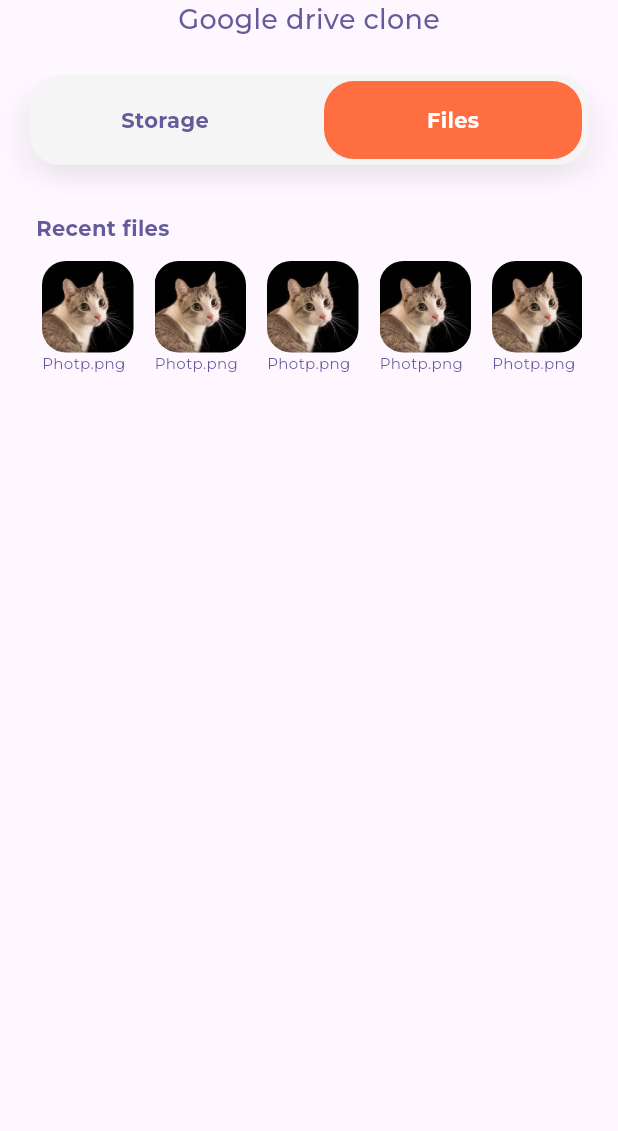
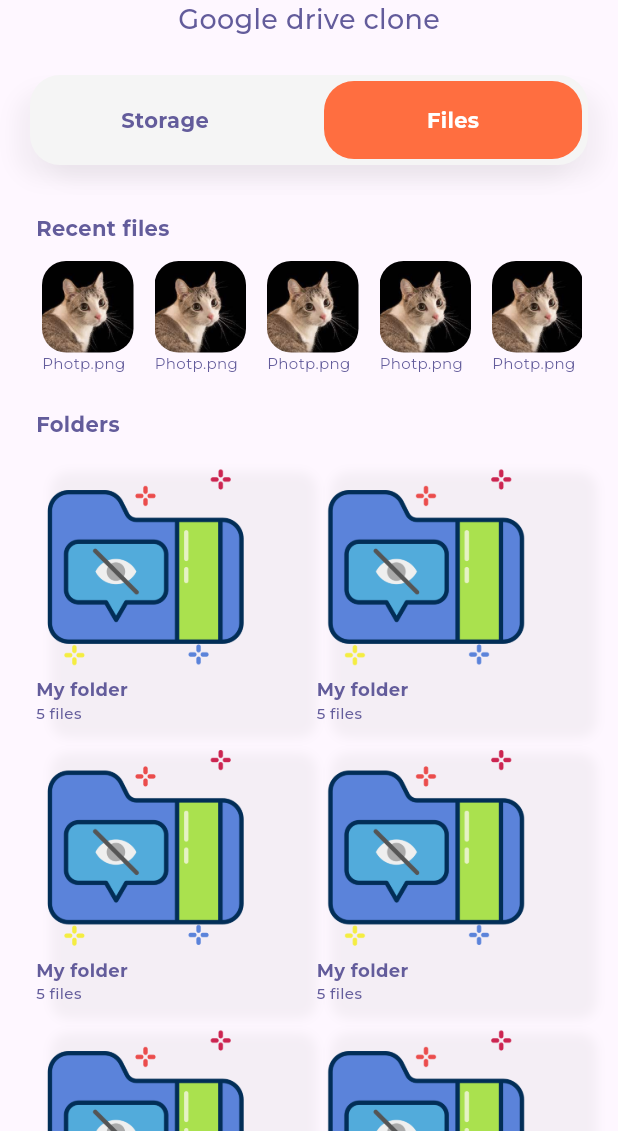
Before and after one commit to MohammedGhazaly/drivey, a Flutter app: the screen it shows once a user with an empty profile is signed in, after a tap on "Files", on a phone screen of 412 x 824 dp, the part 105-1236 px from its top. Run offline on Flutter 3.47's test engine with Material 3 defaults, Android fonts, the light colour scheme and no system bars; our stand-ins replace cached_network_image, cloud_firestore, eva_icons_flutter, firebase_auth, firebase_core, get and 2 more; accounts and stored records are empty.

Commit message:
Added folders gridview

```diff
--- a/lib/screens/files_screen.dart
+++ b/lib/screens/files_screen.dart
@@ -1,3 +1,6 @@
+import 'package:drivey_files/core/utils/app_colors.dart';
+import 'package:drivey_files/core/utils/app_styles.dart';
+import 'package:drivey_files/widgets/files_screen/folders_section.dart';
 import 'package:drivey_files/widgets/files_screen/recent_files.dart';
 import 'package:flutter/material.dart';
 
@@ -7,11 +10,31 @@ class FilesScreen extends StatelessWidget {
   @override
   Widget build(BuildContext context) {
     return Column(
+      crossAxisAlignment: CrossAxisAlignment.start,
       children: [
-        SizedBox(
+        const SizedBox(
           height: 32,
         ),
-        RecentFiles()
+        const RecentFiles(),
+        const SizedBox(
+          height: 24,
+        ),
+        Padding(
+          padding: const EdgeInsets.symmetric(horizontal: 24),
+          child: Text(
+            "Folders",
+            textAlign: TextAlign.left,
+            style: AppStyles.textStyle(
+              fontSize: 14,
+              color: AppColors.textColor,
+              fontWeight: FontWeight.bold,
+            ),
+          ),
+        ),
+        const SizedBox(
+          height: 12,
+        ),
+        FoldersSection()
       ],
     );
   }
--- a/lib/widgets/files_screen/folders_section.dart
+++ b/lib/widgets/files_screen/folders_section.dart
@@ -1,3 +1,6 @@
+import 'package:drivey_files/core/utils/app_assets.dart';
+import 'package:drivey_files/core/utils/app_colors.dart';
+import 'package:drivey_files/core/utils/app_styles.dart';
 import 'package:flutter/material.dart';
 
 class FoldersSection extends StatelessWidget {
@@ -5,6 +8,60 @@ class FoldersSection extends StatelessWidget {
 
   @override
   Widget build(BuildContext context) {
-    return const Placeholder();
+    return Padding(
+      padding: const EdgeInsets.symmetric(horizontal: 24),
+      child: GridView.builder(
+        shrinkWrap: true,
+        physics: const NeverScrollableScrollPhysics(),
+        itemCount: 10,
+        gridDelegate: const SliverGridDelegateWithFixedCrossAxisCount(
+            crossAxisCount: 2, crossAxisSpacing: 10, mainAxisSpacing: 10),
+        itemBuilder: (context, index) {
+          return Container(
+            decoration: BoxDecoration(
+              borderRadius: BorderRadius.circular(12),
+              // color: Colors.grey,
+              boxShadow: [
+                BoxShadow(
+                    color: Colors.grey.withOpacity(0.1),
+                    offset: const Offset(10, 10),
+                    blurRadius: 5),
+              ],
+            ),
+            child: Column(
+              crossAxisAlignment: CrossAxisAlignment.start,
+              children: [
+                Expanded(
+                  child: Image.asset(
+                    AppAssets.folderPath,
+                    fit: BoxFit.fill,
+                  ),
+                ),
+                Text(
+                  "My folder",
+                  maxLines: 1,
+                  overflow: TextOverflow.ellipsis,
+                  style: AppStyles.textStyle(
+                    fontSize: 12,
+                    color: AppColors.textColor,
+                    fontWeight: FontWeight.bold,
+                  ),
+                ),
+                Text(
+                  "5 files",
+                  maxLines: 1,
+                  overflow: TextOverflow.ellipsis,
+                  style: AppStyles.textStyle(
+                    fontSize: 10,
+                    color: AppColors.textColor,
+                    fontWeight: FontWeight.w500,
+                  ),
+                )
+              ],
+            ),
+          );
+        },
+      ),
+    );
   }
 }
--- a/lib/widgets/files_screen/recent_files.dart
+++ b/lib/widgets/files_screen/recent_files.dart
@@ -64,7 +64,8 @@ class RecentFiles extends StatelessWidget {
                     ),
                   ),
                 );
-                }),
+              },
+            ),
           )
         ],
       ),
```
Lines whose indentation alone changed are shown as unchanged.
